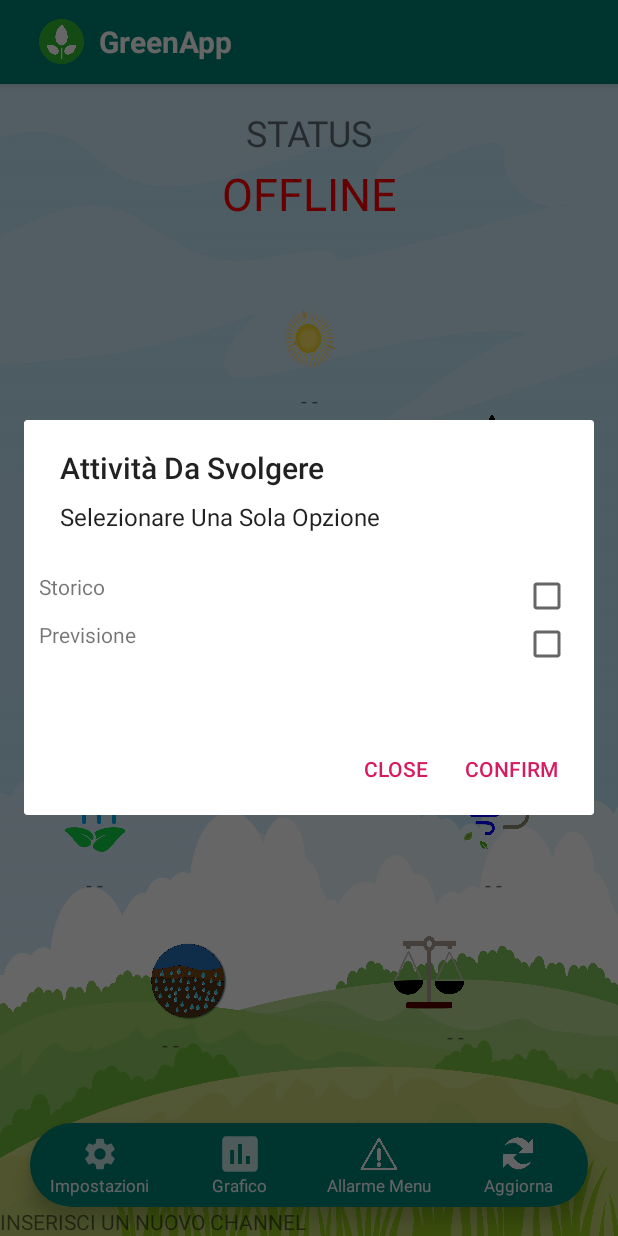
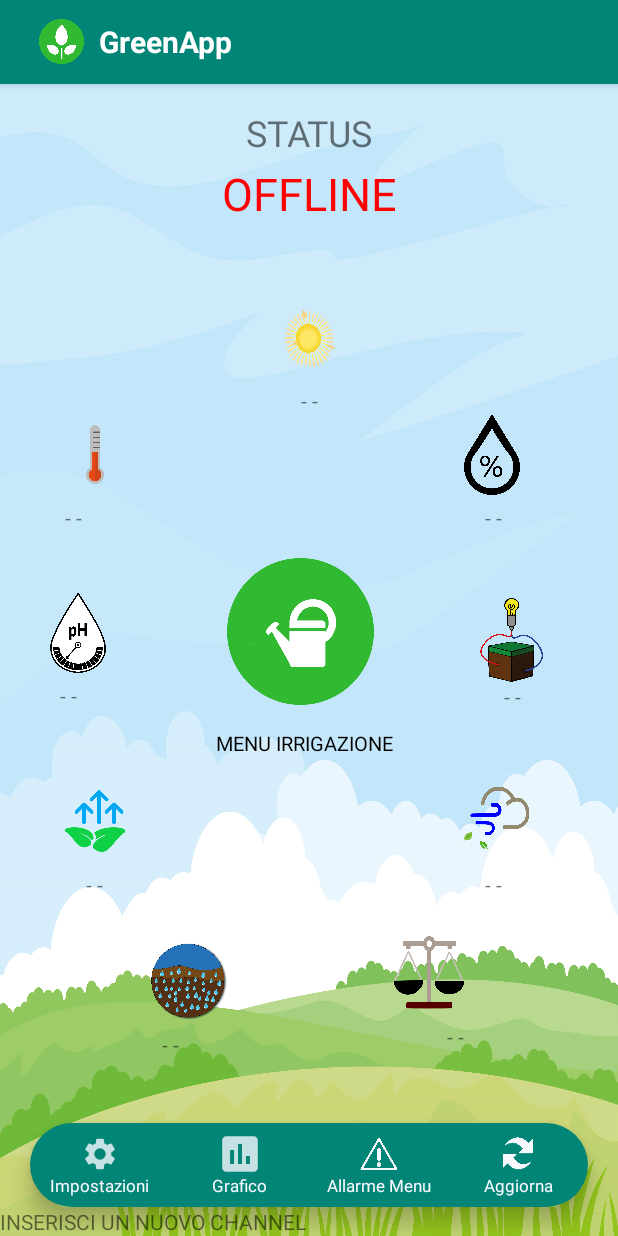
Before and after one commit to TMaTTeO99/Progetto_Tesi_Unipi_Informatica, an Android app: the screen it shows after launch (MainActivity), item 3 of the bottom bar chosen, on a phone screen of 412 x 824 dp. Run offline under Robolectric (Android 15) with nearby library versions, the phone set to English and light mode, and no system bars; our stand-ins replace Room's generated code, Volley; libraries missing offline, so code that uses them is left out: com.github.mikephil.charting; network calls fail; 3 statements that could not run were skipped.

Commit message:
fixed tool bar and check channel

```diff
--- a/app/src/main/java/com/example/GreenApp/MainActivity.java
+++ b/app/src/main/java/com/example/GreenApp/MainActivity.java
@@ -174,6 +174,9 @@ public class MainActivity extends MyBaseActivity implements SelectionAdapter {
     //variabile usata per aggiornare grafica del tasto per i grafici
     private static MenuItem itemGraph = null;
 
+    //variabile flag per capire se devo resettare la vista della tool bar
+    private boolean flagBackNotGroundToolBar = false;
+
     private static ScheduledExecutorService scheduledExecutorService = Executors.newScheduledThreadPool(1);
 
     /**
@@ -273,22 +276,40 @@ public class MainActivity extends MyBaseActivity implements SelectionAdapter {
             public boolean onNavigationItemSelected(@NonNull MenuItem item) {
                 switch (item.getItemId()) {
                     case R.id.settings:
+
+                        item.setCheckable(true);
+                        item.setChecked(true);
                         settingChannel();
-                        toolbarGrafic(item, 120);
                         break;
                     case R.id.graphic:
 
+                        //controllo che sia selezionato un canale
+
+                        if(channeldefault.size() > 0){
                             itemGraph = item;
                             itemGraph.setCheckable(true);
                             itemGraph.setChecked(true);
                             doAdd();
+                        }
+                        else {
+                            Toast.makeText(cont, "INSERISCI UN CHANNEL!", Toast.LENGTH_SHORT).show();
+                        }
+
 
                         break;
                     case R.id.allarm:
+
+                        if(channeldefault.size() > 0){
+                            item.setCheckable(true);
+                            item.setChecked(true);
                             notifiche();
-                        toolbarGrafic(item, 120);
+                        }
+                        else {
+                            Toast.makeText(cont, "INSERISCI UN CHANNEL!", Toast.LENGTH_SHORT).show();
+                        }
                         break;
                     case R.id.refresh:
+                        if(channeldefault.size() > 0){
 
                             itemRefresh = item;
                             itemRefresh.setCheckable(true);
@@ -301,6 +322,10 @@ public class MainActivity extends MyBaseActivity implements SelectionAdapter {
                             //grafica del tasto se non toccato ma avviato solo mytimertask
                             itemRefresh = null;
 
+                        }
+                        else {
+                            Toast.makeText(cont, "INSERISCI UN CHANNEL!", Toast.LENGTH_SHORT).show();
+                        }
                         break;
                 }
 
@@ -312,22 +337,33 @@ public class MainActivity extends MyBaseActivity implements SelectionAdapter {
         //che se viene toccato un tasto e poi si passa in landscape
         //non rimanga il focus sui tasti
 
-        int size = ToolBar_buttons.getMenu().size();
-        for (int i = 0; i < size; i++) {
-            ToolBar_buttons.getMenu().getItem(i).setCheckable(false);
-        }
-
-
-
-    }
-
+        resetToolBarButton(ToolBar_buttons);
+
+
+
+
+    }
+
+    /**
+     * Quando ritorno in primo piano ricomincio l aggiornamento
+     */
     @Override
     protected void onResume() {
         super.onResume();
+
+        //se onResume viene chiamato non perche l app era in background resetto lo stile
+        if(flagBackNotGroundToolBar) resetToolBarButton(ToolBar_buttons);
+
+        //resetto la variabile flag
+        flagBackNotGroundToolBar = false;
         restartTimer(cont);
 
     }
 
+    /**
+     * quando l app va in background fermo l aggiornamento dei dati
+     * della main page
+     */
     @Override
     protected void onPause() {
         super.onPause();
@@ -335,12 +371,13 @@ public class MainActivity extends MyBaseActivity implements SelectionAdapter {
             future.cancel(true); }
         catch (Exception e) { e.printStackTrace(); }
 
+
     }
 
     /* run notifications in the background */
     @Override
     protected void onStop () {
-        super .onStop() ;
+        super.onStop() ;
         //startService( new Intent( this, ForegroundService. class )) ;
     }
 
@@ -400,18 +437,20 @@ public class MainActivity extends MyBaseActivity implements SelectionAdapter {
 
 
                 if (channeldefault.size() > 0) {
+                    flagBackNotGroundToolBar = true;
                     openPredictView(channeldefault.get(0).getId(), channeldefault.get(0).getLett_id_2());
                 }
-                else Toast.makeText(cont, "INSERISCI UN CHANNEL!", Toast.LENGTH_SHORT).show();
+                else {
                     toolbarGrafic(itemGraph, 120);
-
-
+                    Toast.makeText(cont, "INSERISCI UN CHANNEL!", Toast.LENGTH_SHORT).show();
+                }
+                //toolbarGrafic(itemGraph, 120);
 
                 break;
             default:
 
                 executingDoAdd();
-                toolbarGrafic(itemGraph, 120);
+                //toolbarGrafic(itemGraph, 120);
                 break;
         }
 
@@ -465,48 +504,6 @@ public class MainActivity extends MyBaseActivity implements SelectionAdapter {
             selectedChannel.add(inUse);
             posField.add(8);
         }
-        /*if(inUse.getFiled1_2() != null){
-            list.add(inUse.getFiled1_2().concat(" (id:").concat(inUse.getLett_id_2()).concat(")"));
-            selectedChannel.add(inUse);
-            posField.add(9);
-        }
-        if(inUse.getFiled2_2() != null){
-            list.add(inUse.getFiled2_2().concat(" (id:").concat(inUse.getLett_id_2()).concat(")"));
-            selectedChannel.add(inUse);
-            posField.add(10);
-        }
-        if(inUse.getFiled3_2() != null){
-            list.add(inUse.getFiled3_2().concat(" (id:").concat(inUse.getLett_id_2()).concat(")"));
-            selectedChannel.add(inUse);
-            posField.add(11);
-        }
-        if(inUse.getFiled4_2() != null){
-            list.add(inUse.getFiled4_2().concat(" (id:").concat(inUse.getLett_id_2()).concat(")"));
-            selectedChannel.add(inUse);
-            posField.add(12);
-        }
-        if(inUse.getFiled5_2() != null){
-            list.add(inUse.getFiled5_2().concat(" (id:").concat(inUse.getLett_id_2()).concat(")"));
-            selectedChannel.add(inUse);
-            posField.add(13);
-        }
-        if(inUse.getFiled6_2() != null){
-            list.add(inUse.getFiled6_2().concat(" (id:").concat(inUse.getLett_id_2()).concat(")"));
-            selectedChannel.add(inUse);
-            posField.add(14);
-        }
-        if(inUse.getFiled7_2() != null){
-            list.add(inUse.getFiled7_2().concat(" (id:").concat(inUse.getLett_id_2()).concat(")"));
-            selectedChannel.add(inUse);
-            posField.add(15);
-        }
-        if(inUse.getFiled8_2() != null){
-            list.add(inUse.getFiled8_2().concat(" (id:").concat(inUse.getLett_id_2()).concat(")"));
-            selectedChannel.add(inUse);
-            posField.add(16);
-        }
-
-         */
     }
 
     /**
@@ -714,9 +711,14 @@ public class MainActivity extends MyBaseActivity implements SelectionAdapter {
                 @Override
                 public void onClick(DialogInterface dialogInterface, int which) {
                     //se non ho selezionato nessun grafico comunico un messaggio di errore
-                    if (name.size() == 0)
+                    if (name.size() == 0){
+                        toolbarGrafic(itemGraph, 120);
                         Toast.makeText(cont, "NESSUN GRAFICO SELEZIONATO!", Toast.LENGTH_SHORT).show();
-                    else {
+                    }
+                    else {
+
+                        flagBackNotGroundToolBar = true; //fla che è stata avviata activity
+                        toolbarGrafic(itemGraph, 120);
                         Intent intent = com.example.GreenApp.Graphic.MainActivity.getActivityintent(MainActivity.this);
                         com.example.GreenApp.Graphic.MainActivity.setGrapView(name, selChan,selectedPos);
                         startActivity(intent);
@@ -728,6 +730,8 @@ public class MainActivity extends MyBaseActivity implements SelectionAdapter {
             mBuilder.setNeutralButton("ANNULLA", new DialogInterface.OnClickListener() {
                 @Override
                 public void onClick(DialogInterface dialogInterface, int which) {
+
+                    toolbarGrafic(itemGraph, 120);
                     //elimino tutte le selezioni
                     for (int i = 0; i < checkedItems.length; i++) {
                         checkedItems[i] = false;
@@ -781,6 +785,10 @@ public class MainActivity extends MyBaseActivity implements SelectionAdapter {
      *
      */
     public void settingChannel() {
+
+
+        flagBackNotGroundToolBar = true;
+
         //avvio la nuova activity channelactivity
         Intent intent = ChannelActivity.getActivityintent(MainActivity.this);
         startActivity(intent);
@@ -821,6 +829,7 @@ public class MainActivity extends MyBaseActivity implements SelectionAdapter {
           Toast.makeText(cont,"INSERISCI UN CHANNEL",Toast.LENGTH_SHORT).show();
         }
         else {
+            flagBackNotGroundToolBar = true;
             AlertActivity.setChannel(trovato);
             startActivity(intent);
         }
--- a/app/src/main/java/com/example/GreenApp/Prediction/MyBaseActivity.java
+++ b/app/src/main/java/com/example/GreenApp/Prediction/MyBaseActivity.java
@@ -58,6 +58,7 @@ import com.github.mikephil.charting.data.Entry;
 import com.github.mikephil.charting.data.LineData;
 import com.github.mikephil.charting.data.LineDataSet;
 import com.github.mikephil.charting.interfaces.datasets.ILineDataSet;
+import com.google.android.material.bottomnavigation.BottomNavigationView;
 
 
 import java.text.ParseException;
@@ -398,11 +399,11 @@ public class MyBaseActivity extends AppCompatActivity {
                             public void onClick(DialogInterface dialog,int id) {
                                 if(adapter.getCheckedItems().size() <= 0){
 
-                                    if(function_std_neagtive != null){
+                                    /*if(function_std_neagtive != null){
                                         function_std_neagtive.apply(d_negative);
-                                    }
+                                    }*/
                                     dialog.cancel();
-                                    ShowAlert("Errore", "Necessario Selezionare Previsione", false , activity, null, null);
+                                    ShowAlert("Errore", "Necessario Selezionare Previsione", false , activity, function_std_neagtive, null);
                                 }
                                 else {
                                     dialog.cancel();
@@ -1406,6 +1407,16 @@ public class MyBaseActivity extends AppCompatActivity {
 
     }
 
+    /**
+     * Resetto la grafica della toolbar quando si torna
+     * all'activity main
+     */
+    protected void resetToolBarButton(BottomNavigationView ToolBar_buttons){
+        int size = ToolBar_buttons.getMenu().size();
+        for (int i = 0; i < size; i++) {
+            ToolBar_buttons.getMenu().getItem(i).setCheckable(false);
+        }
+    }
 
     /**
      * Inizializzo l'hashmap da usare per capire se recuperare i
--- a/app/src/main/java/com/example/GreenApp/Prediction/Prediction_activity.java
+++ b/app/src/main/java/com/example/GreenApp/Prediction/Prediction_activity.java
@@ -464,10 +464,8 @@ public class Prediction_activity extends MyBaseActivity implements MyHttpCallBac
         //che se viene toccato un tasto e poi si passa in landscape
         //non rimanga il focus sui tasti
 
-        int size = ToolBar_buttons.getMenu().size();
-        for (int i = 0; i < size; i++) {
-            ToolBar_buttons.getMenu().getItem(i).setCheckable(false);
-        }
+        resetToolBarButton(ToolBar_buttons);
+
 
         //aggiungo listener per tornare all'activity precedente quando viene cliccato il tasto indietro
         getOnBackPressedDispatcher().addCallback(this, new OnBackPressedCallback(true) {
--- a/app/src/main/res/layout/activity_main.xml
+++ b/app/src/main/res/layout/activity_main.xml
@@ -35,9 +35,9 @@
         android:autoSizeTextType="uniform"
         android:gravity="center"
         android:text="- -"
-        app:layout_constraintEnd_toStartOf="@+id/imagePianta"
+        app:layout_constraintEnd_toEndOf="@+id/imagePh"
         app:layout_constraintHorizontal_bias="0.35"
-        app:layout_constraintStart_toStartOf="parent"
+        app:layout_constraintStart_toStartOf="@+id/imagePh"
         app:layout_constraintTop_toBottomOf="@+id/imagePh" />
 
     <TextView
@@ -74,9 +74,9 @@
         android:layout_marginTop="5dp"
         android:autoSizeTextType="uniform"
         android:text="- -"
-        app:layout_constraintEnd_toEndOf="parent"
+        app:layout_constraintEnd_toEndOf="@id/imageTemperature"
         app:layout_constraintHorizontal_bias="0.145"
-        app:layout_constraintStart_toStartOf="parent"
+        app:layout_constraintStart_toStartOf="@id/imageTemperature"
         app:layout_constraintTop_toBottomOf="@id/imageTemperature" />
 
     <TextView
```
Lines whose indentation alone changed are shown as unchanged.
